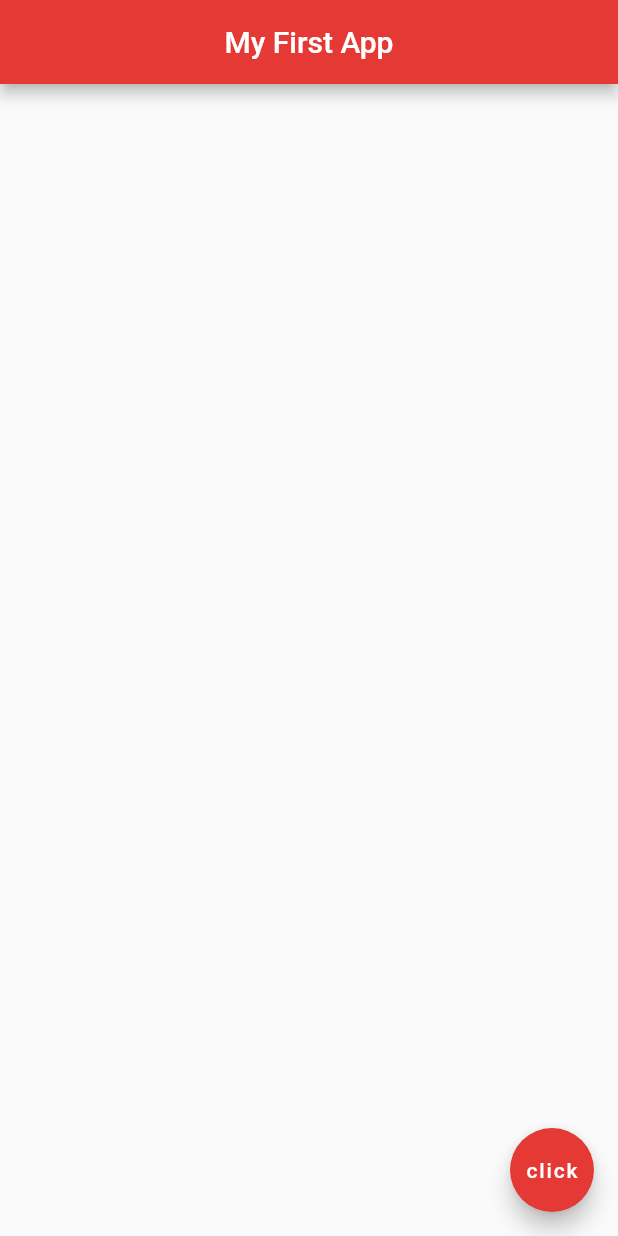
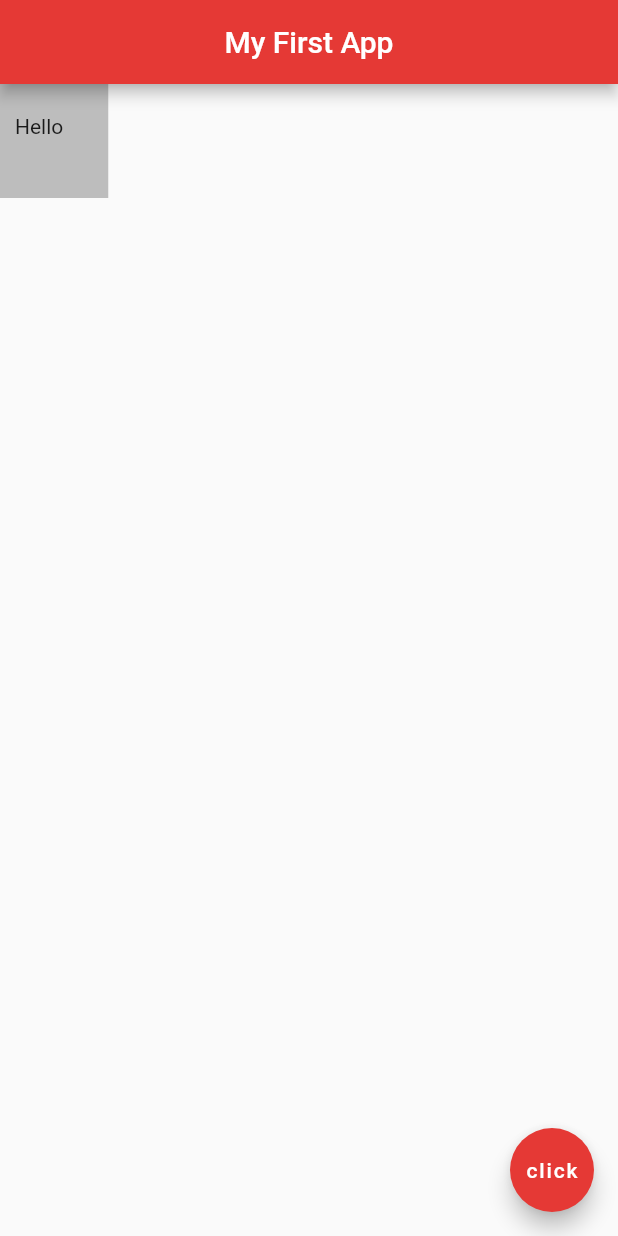
Before and after one commit to hollyphat/flutter-tutorial, a Flutter app: the screen it shows after launch, on a phone screen of 412 x 824 dp. Run offline on Flutter 3.47's test engine with Material 2 defaults, Android fonts, the phone set to English and light mode, and no system bars.

Commit message:
Add container padding

```diff
--- a/lib/main.dart
+++ b/lib/main.dart
@@ -15,7 +15,9 @@ class Home extends StatelessWidget {
         backgroundColor: Colors.red[600],
       ),
       body: Container(
-
+        padding: EdgeInsets.fromLTRB(10.0, 20.0, 30.0, 40.0),
+        color: Colors.grey[400],
+        child: Text("Hello"),
       ),
       floatingActionButton: FloatingActionButton(
         onPressed: () {},
```
